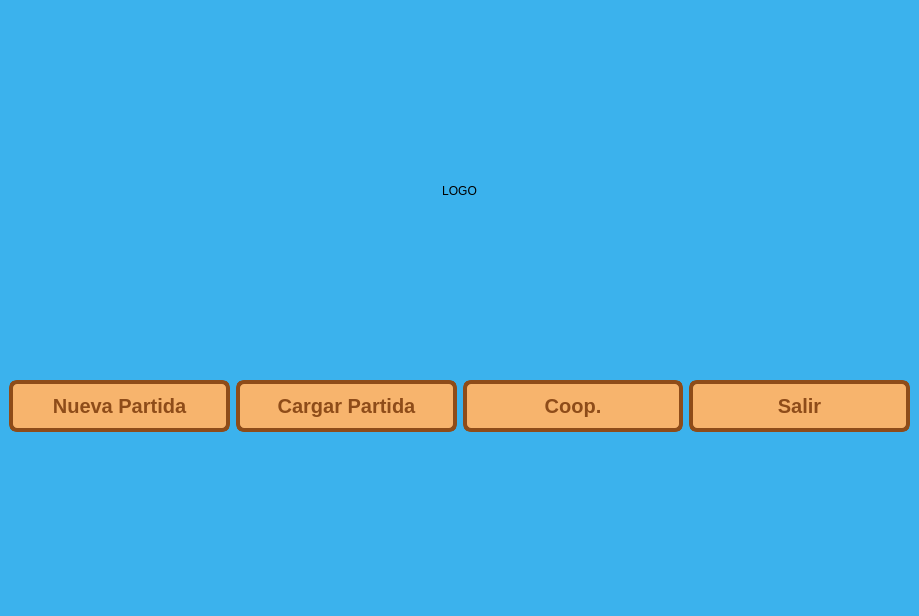
Old version of the form client/ui/pantallaprincipal.ui in the repository notconra/Stardew_Valley-Taller_de_Programacion-Veiga-Grupo_17.
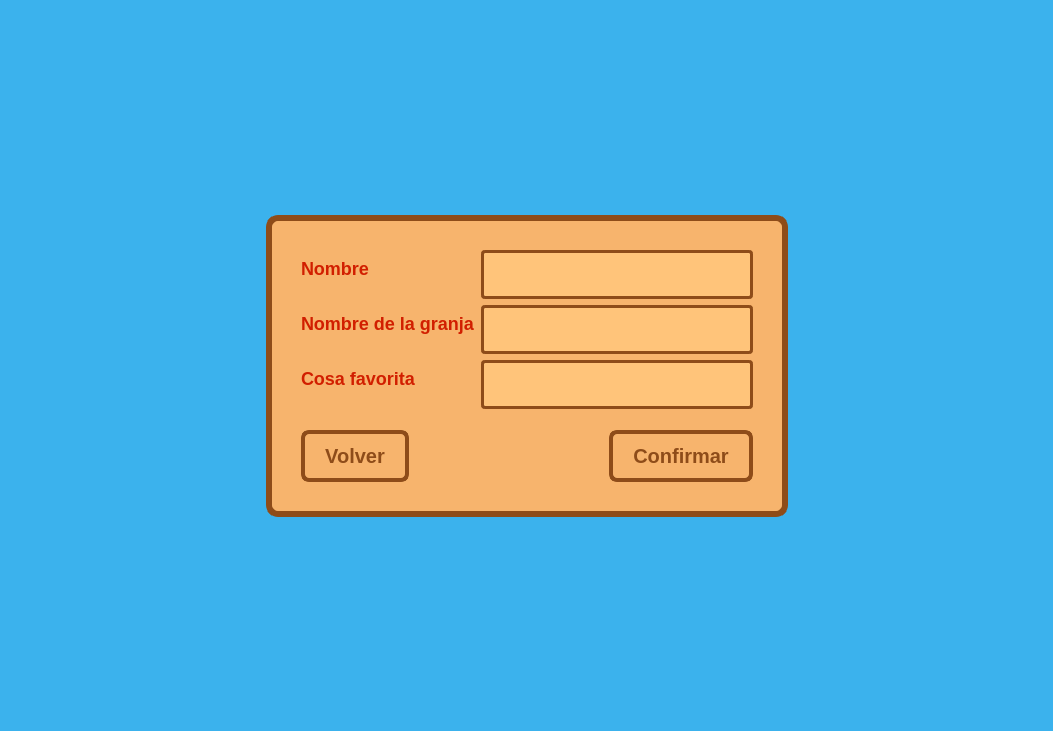
New version of the form.

```diff
--- a/client/ui/pantallaprincipal.ui
+++ b/client/ui/pantallaprincipal.ui
@@ -6,8 +6,8 @@
    <rect>
     <x>0</x>
     <y>0</y>
-    <width>919</width>
-    <height>616</height>
+    <width>1053</width>
+    <height>731</height>
    </rect>
   </property>
   <property name="windowTitle">
@@ -28,6 +28,7 @@
     font-size: 20px;
     font-weight: bold;
     padding: 10px 20px;
+	outline: none;
     font-family: &quot;Courier New&quot;; /* Cambiar a una pixel-art */
 }
 
@@ -44,7 +45,56 @@
 }</string>
   </property>
   <widget class="QWidget" name="centralwidget">
-   <layout class="QVBoxLayout" name="verticalLayout">
+   <property name="sizePolicy">
+    <sizepolicy hsizetype="Expanding" vsizetype="Expanding">
+     <horstretch>0</horstretch>
+     <verstretch>0</verstretch>
+    </sizepolicy>
+   </property>
+   <layout class="QHBoxLayout" name="horizontalLayout_3">
+    <item>
+     <widget class="QStackedWidget" name="stackedWidget">
+      <property name="styleSheet">
+       <string notr="true">/* El cartel de madera */
+QFrame#marco_madera {
+    background-color: #f7b46d;
+    border: 6px solid #8e4c19;
+    border-radius: 12px;
+    padding: 20px;
+}
+
+QLabel {
+    color: #d11f00;
+    font-size: 18px;
+    font-weight: bold;
+    font-family: &quot;Courier New&quot;;
+}
+
+
+QLineEdit {
+    background-color: #ffc47a;
+    border: 3px solid #8e4c19;
+    border-radius: 4px;
+    padding: 4px 8px;
+    font-size: 16px;
+    font-weight: bold;
+    color: #5c2900;
+	min-height: 35px;
+	min-width: 250px;
+	font-size: 20px;
+}
+
+
+QLineEdit:focus {
+    background-color: #ffffff;
+    border: 3px solid #d11f00;
+}</string>
+      </property>
+      <property name="currentIndex">
+       <number>1</number>
+      </property>
+      <widget class="QWidget" name="page">
+       <layout class="QVBoxLayout" name="verticalLayout_2">
     <item>
      <spacer name="verticalSpacer">
       <property name="orientation">
@@ -75,8 +125,8 @@
       </property>
       <property name="sizeHint" stdset="0">
        <size>
-        <width>20</width>
-        <height>164</height>
+            <width>898</width>
+            <height>156</height>
        </size>
       </property>
      </spacer>
@@ -125,6 +175,159 @@
        </size>
       </property>
      </spacer>
+        </item>
+       </layout>
+      </widget>
+      <widget class="QWidget" name="page_2">
+       <layout class="QGridLayout" name="gridLayout_2">
+        <item row="0" column="1">
+         <spacer name="verticalSpacer_top">
+          <property name="orientation">
+           <enum>Qt::Orientation::Vertical</enum>
+          </property>
+          <property name="sizeHint" stdset="0">
+           <size>
+            <width>20</width>
+            <height>40</height>
+           </size>
+          </property>
+         </spacer>
+        </item>
+        <item row="1" column="0">
+         <spacer name="horizontalSpacer_left">
+          <property name="orientation">
+           <enum>Qt::Orientation::Horizontal</enum>
+          </property>
+          <property name="sizeHint" stdset="0">
+           <size>
+            <width>40</width>
+            <height>20</height>
+           </size>
+          </property>
+         </spacer>
+        </item>
+        <item row="1" column="1" alignment="Qt::AlignCenter">
+         <widget class="QFrame" name="marco_madera">
+          <property name="frameShape">
+           <enum>QFrame::Shape::StyledPanel</enum>
+          </property>
+          <property name="frameShadow">
+           <enum>QFrame::Shadow::Raised</enum>
+          </property>
+          <layout class="QVBoxLayout" name="verticalLayout">
+           <item>
+            <layout class="QFormLayout" name="formLayout">
+             <item row="0" column="0">
+              <widget class="QLabel" name="label_2">
+               <property name="text">
+                <string>Nombre</string>
+               </property>
+              </widget>
+             </item>
+             <item row="0" column="1">
+              <widget class="QLineEdit" name="input_nombre"/>
+             </item>
+             <item row="1" column="0">
+              <widget class="QLabel" name="label_3">
+               <property name="text">
+                <string>Nombre de la granja</string>
+               </property>
+              </widget>
+             </item>
+             <item row="1" column="1">
+              <widget class="QLineEdit" name="input_nombre_granja"/>
+             </item>
+             <item row="2" column="0">
+              <widget class="QLabel" name="label_4">
+               <property name="text">
+                <string>Cosa favorita</string>
+               </property>
+              </widget>
+             </item>
+             <item row="2" column="1">
+              <widget class="QLineEdit" name="input_cosa_fav"/>
+             </item>
+            </layout>
+           </item>
+           <item>
+            <spacer name="verticalSpacer_6">
+             <property name="orientation">
+              <enum>Qt::Orientation::Vertical</enum>
+             </property>
+             <property name="sizeType">
+              <enum>QSizePolicy::Policy::Fixed</enum>
+             </property>
+             <property name="sizeHint" stdset="0">
+              <size>
+               <width>20</width>
+               <height>15</height>
+              </size>
+             </property>
+            </spacer>
+           </item>
+           <item>
+            <layout class="QHBoxLayout" name="horizontalLayout_2">
+             <item>
+              <widget class="QPushButton" name="btn_volver_menu">
+               <property name="text">
+                <string>Volver</string>
+               </property>
+              </widget>
+             </item>
+             <item>
+              <spacer name="horizontalSpacer_3">
+               <property name="orientation">
+                <enum>Qt::Orientation::Horizontal</enum>
+               </property>
+               <property name="sizeHint" stdset="0">
+                <size>
+                 <width>40</width>
+                 <height>20</height>
+                </size>
+               </property>
+              </spacer>
+             </item>
+             <item>
+              <widget class="QPushButton" name="btn_confirmar_personaje">
+               <property name="text">
+                <string>Confirmar</string>
+               </property>
+              </widget>
+             </item>
+            </layout>
+           </item>
+          </layout>
+         </widget>
+        </item>
+        <item row="1" column="2">
+         <spacer name="horizontalSpacer_right">
+          <property name="orientation">
+           <enum>Qt::Orientation::Horizontal</enum>
+          </property>
+          <property name="sizeHint" stdset="0">
+           <size>
+            <width>40</width>
+            <height>20</height>
+           </size>
+          </property>
+         </spacer>
+        </item>
+        <item row="2" column="1">
+         <spacer name="verticalSpacer_bottom">
+          <property name="orientation">
+           <enum>Qt::Orientation::Vertical</enum>
+          </property>
+          <property name="sizeHint" stdset="0">
+           <size>
+            <width>20</width>
+            <height>40</height>
+           </size>
+          </property>
+         </spacer>
+        </item>
+       </layout>
+      </widget>
+     </widget>
     </item>
    </layout>
   </widget>
```
Left out of the diff: 3 changed lines with no effect on the pictures. Lines whose indentation alone changed are shown as unchanged.
